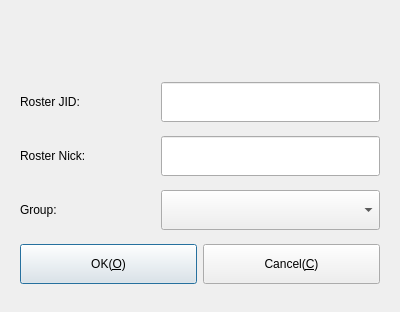
Old version of the form Widgets/DlgAddRoster/DlgAddRoster.ui in the repository KangLin/RabbitIm.
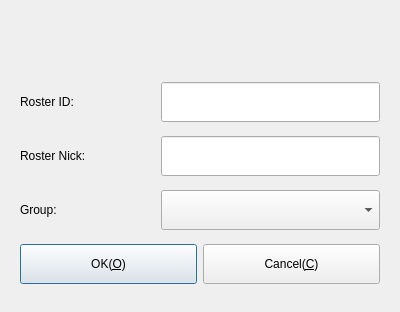
New version of the form. Icons and pictures are not drawn.

Commit message: 修改主窗口边自动隐藏

```diff
--- a/Widgets/DlgAddRoster/DlgAddRoster.ui
+++ b/Widgets/DlgAddRoster/DlgAddRoster.ui
@@ -102,7 +102,7 @@
            </size>
           </property>
           <property name="text">
-           <string>Roster JID:</string>
+           <string>Roster ID:</string>
           </property>
          </widget>
         </item>
```
The commit also changes 4 other files.
